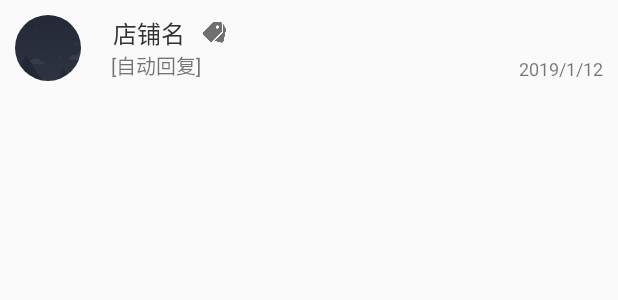
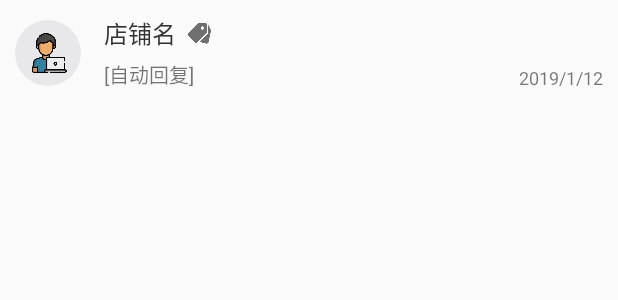
Before and after one commit to CharJin/GoodsClientApp, an Android app: the layout message_list_item.xml on its own in the app's theme, with its tools: preview values and no code run, on a phone screen of 412 x 824 dp. Shown: the top 300 px of the screen. Run offline under Robolectric (Android 15) with nearby library versions, the phone set to English and light mode, and no system bars; Roboto replaces fonts that are not available here.

Commit message:
Fix the bug and improve the info of goods.

```diff
--- a/app/build.gradle
+++ b/app/build.gradle
@@ -41,19 +41,13 @@ dependencies {
     implementation 'com.android.support:coordinatorlayout:28.0.0'
     implementation 'com.gyf.barlibrary:barlibrary:2.2.9'
     implementation 'com.youth.banner:banner:1.4.10'
-
     implementation 'de.hdodenhof:circleimageview:3.0.0'
-
     implementation 'com.squareup.retrofit2:retrofit:2.5.0'
     implementation 'com.squareup.retrofit2:converter-gson:2.5.0'
-
     implementation 'com.github.GrenderG:Toasty:1.4.2'
-
     implementation 'com.contrarywind:Android-PickerView:4.1.8'
-
     implementation 'com.wang.avi:library:2.1.3'
     implementation 'com.readystatesoftware.systembartint:systembartint:1.0.3'
-
     implementation 'com.github.bumptech.glide:glide:4.9.0'
     annotationProcessor 'com.github.bumptech.glide:compiler:4.9.0'
     implementation "org.jetbrains.kotlin:kotlin-stdlib-jdk8:$kotlin_version"
--- a/app/src/main/java/top/charjin/shoppingclient/activity/OrderDetailActivity.kt
+++ b/app/src/main/java/top/charjin/shoppingclient/activity/OrderDetailActivity.kt
@@ -87,6 +87,7 @@ class OrderDetailActivity : BaseActivity() {
         tv_order_detail_center_goods_pay_actual.text = String.format("%.2f", order.orderAmountActual)
 
         tv_order_detail_pay_channel.text = order.payBusiness.name
+        tv_order_detail_order_remark.text = order.orderDetailList.first()?.remark ?: "无备注信息"
         tv_order_detail_order_no.text = order.orderNo
         tv_order_detail_order_create_time.text = order.orderCreateTime.toString()
         tv_order_detail_order_paid_time.text = order.orderPayTime?.toString() ?: ""
--- a/app/src/main/java/top/charjin/shoppingclient/fragment/HomeFragment.java
+++ b/app/src/main/java/top/charjin/shoppingclient/fragment/HomeFragment.java
@@ -186,7 +186,7 @@ public class HomeFragment extends BaseFragment {
     private void refreshGoods() {
         new Thread(() -> {
             try {
-                Thread.sleep(2000);
+                Thread.sleep(1200);
             } catch (InterruptedException e) {
                 e.printStackTrace();
             }
--- a/app/src/main/res/layout/goods_activity_main.xml
+++ b/app/src/main/res/layout/goods_activity_main.xml
@@ -286,7 +286,7 @@
                 android:layout_height="wrap_content"
                 android:layout_centerInParent="true"
                 android:gravity="center"
-                android:text="商品名称"
+                android:text="此处其后添加TabLayout"
                 android:textColor="#FFFFFF"
                 android:textSize="18sp" />
 
--- a/app/src/main/res/layout/message_list_item.xml
+++ b/app/src/main/res/layout/message_list_item.xml
@@ -1,6 +1,6 @@
 <?xml version="1.0" encoding="utf-8"?>
-<LinearLayout xmlns:android="http://schemas.android.com/apk/res/android"
-    xmlns:tools="http://schemas.android.com/tools"
+<android.support.constraint.ConstraintLayout xmlns:android="http://schemas.android.com/apk/res/android"
+    xmlns:app="http://schemas.android.com/apk/res-auto"
     android:layout_width="match_parent"
     android:layout_height="wrap_content"
     android:gravity="center_vertical"
@@ -13,71 +13,56 @@
         android:layout_width="44dp"
         android:layout_height="44dp"
         android:layout_marginStart="10dp"
-        android:layout_marginEnd="10dp"
         android:scaleType="centerCrop"
-        android:src="@drawable/background" />
+        android:src="@drawable/app_code_icon"
+        app:layout_constraintBottom_toBottomOf="parent"
+        app:layout_constraintStart_toStartOf="parent"
+        app:layout_constraintTop_toTopOf="parent" />
 
-    <!--<ImageView-->
-    <!--android:id="@+id/iv_list_item_message_shop_img"-->
-    <!--android:layout_width="40dp"-->
-    <!--android:layout_height="40dp"-->
-    <!--android:layout_marginStart="10dp"-->
-    <!--android:layout_marginEnd="10dp"-->
-    <!--android:scaleType="centerCrop"-->
-    <!--android:src="@drawable/background" />-->
-
-    <RelativeLayout
-        android:layout_width="0dp"
-        android:layout_height="match_parent"
-        android:layout_marginStart="10dp"
-        android:layout_weight="1"
-        android:paddingEnd="10dp"
-        tools:ignore="RtlSymmetry">
-
-        <LinearLayout
-            android:id="@+id/ll_list_item_message_shop_title"
-            android:layout_width="match_parent"
-            android:layout_height="wrap_content"
-            android:gravity="center_vertical"
-            android:orientation="horizontal"
-            android:paddingStart="1dp">
 
     <TextView
         android:id="@+id/tv_list_item_message_title"
         android:layout_width="wrap_content"
         android:layout_height="wrap_content"
+        android:layout_marginStart="15dp"
         android:text="店铺名"
         android:textColor="@color/message_title_color"
-                android:textSize="16sp" />
+        android:textSize="16sp"
+        app:layout_constraintBottom_toTopOf="@+id/tv_list_item_message_latest"
+        app:layout_constraintStart_toEndOf="@+id/iv_list_item_message_shop_img"
+        app:layout_constraintTop_toTopOf="parent"
+        app:layout_constraintVertical_chainStyle="packed" />
 
     <ImageView
         android:layout_width="15dp"
         android:layout_height="15dp"
-                android:layout_marginStart="12dp"
-                android:src="@drawable/message_list_item_img_shop" />
-
-        </LinearLayout>
+        android:layout_marginStart="8dp"
+        android:src="@drawable/message_list_item_img_shop"
+        app:layout_constraintBottom_toBottomOf="@+id/tv_list_item_message_title"
+        app:layout_constraintStart_toEndOf="@+id/tv_list_item_message_title"
+        app:layout_constraintTop_toTopOf="@+id/tv_list_item_message_title" />
 
     <TextView
         android:id="@+id/tv_list_item_message_latest"
         android:layout_width="wrap_content"
         android:layout_height="wrap_content"
-            android:layout_below="@id/ll_list_item_message_shop_title"
-            android:layout_alignStart="@id/ll_list_item_message_shop_title"
-            android:layout_alignParentBottom="true"
+        android:layout_marginTop="5dp"
         android:gravity="bottom"
         android:text="[自动回复]"
-            android:textSize="13sp" />
+        android:textSize="13sp"
+        app:layout_constraintBottom_toBottomOf="parent"
+        app:layout_constraintStart_toStartOf="@+id/tv_list_item_message_title"
+        app:layout_constraintTop_toBottomOf="@+id/tv_list_item_message_title" />
 
     <TextView
         android:id="@+id/tv_list_item_message_date"
         android:layout_width="wrap_content"
         android:layout_height="wrap_content"
-            android:layout_alignParentEnd="true"
-            android:layout_alignParentBottom="true"
+        android:layout_marginEnd="10dp"
         android:text="2019/1/12"
-            android:textSize="12sp" />
+        android:textSize="12sp"
+        app:layout_constraintBottom_toBottomOf="@+id/tv_list_item_message_latest"
+        app:layout_constraintEnd_toEndOf="parent" />
 
-    </RelativeLayout>
 
-</LinearLayout>
+</android.support.constraint.ConstraintLayout>
```
Also changed, not shown: app/src/main/java/top/charjin/shoppingclient/activity/GoodsActivity.java (+21 -21 lines), app/src/main/java/top/charjin/shoppingclient/adapter/MessageAdapter.java (+1 -6 lines), app/src/main/java/top/charjin/shoppingclient/fragment/MessageFragment.java (deleted, +0 -86 lines), app/src/main/java/top/charjin/shoppingclient/fragment/MessageFragment.kt (added, +68 -0 lines), app/src/main/res/layout/order_detail_include_info.xml (+27 -0 lines). Lines whose indentation alone changed are shown as unchanged.
